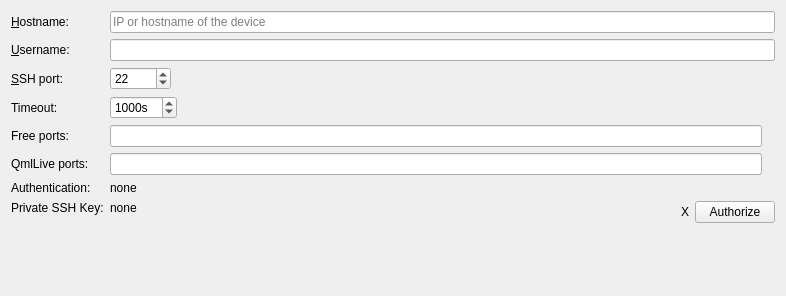
First picture: the form in src/plugins/mer/merhardwaredevicewidget.ui, repository sailfishos/sailfish-qtcreator, before the edit.
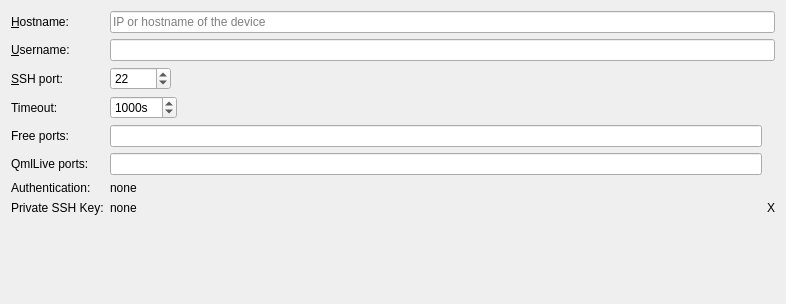
Second picture: the form after the edit.

Commit message:
Mer: Drop "Authorize" button from HW device widget
This currently overlaps with the functionality provided by LinuxDevice
as the device action "Deploy Public Key".

What changed in the file:
```diff
--- a/src/plugins/mer/merhardwaredevicewidget.ui
+++ b/src/plugins/mer/merhardwaredevicewidget.ui
@@ -7,7 +7,7 @@
     <x>0</x>
     <y>0</y>
     <width>786</width>
-    <height>296</height>
+    <height>304</height>
    </rect>
   </property>
   <property name="windowTitle">
@@ -240,13 +240,6 @@
           </property>
          </widget>
         </item>
-        <item>
-         <widget class="QPushButton" name="privateKeyAuthorizeButton">
-          <property name="text">
-           <string>Authorize</string>
-          </property>
-         </widget>
-        </item>
        </layout>
       </widget>
      </item>
```
The commit also changes 4 other files.
